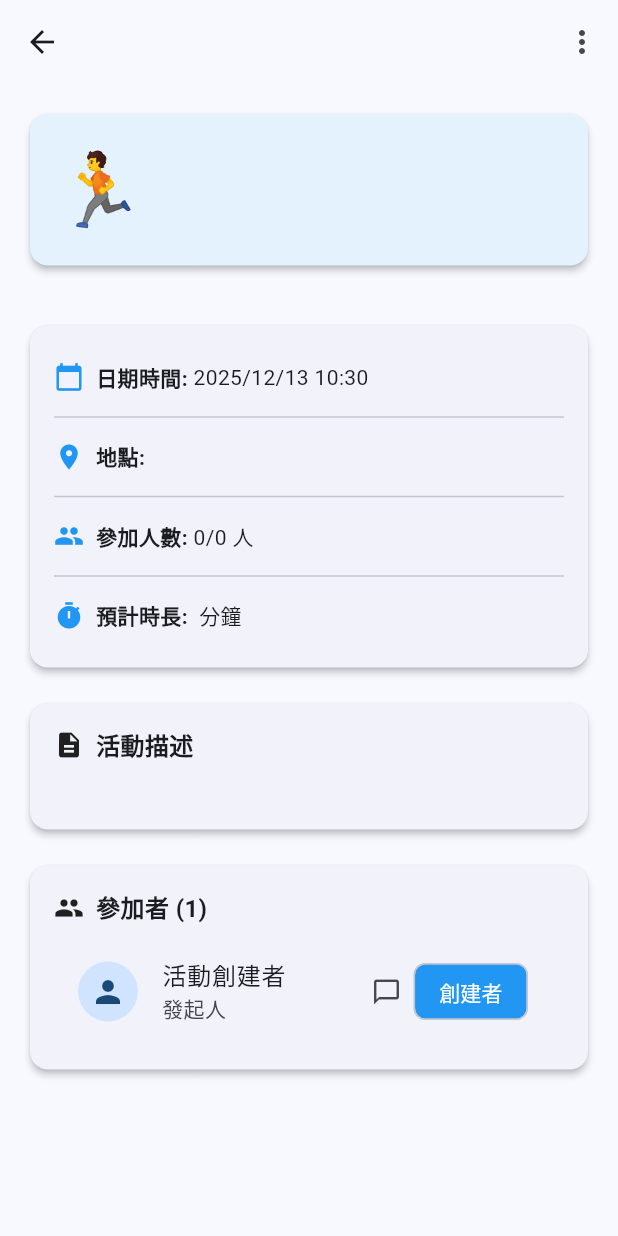
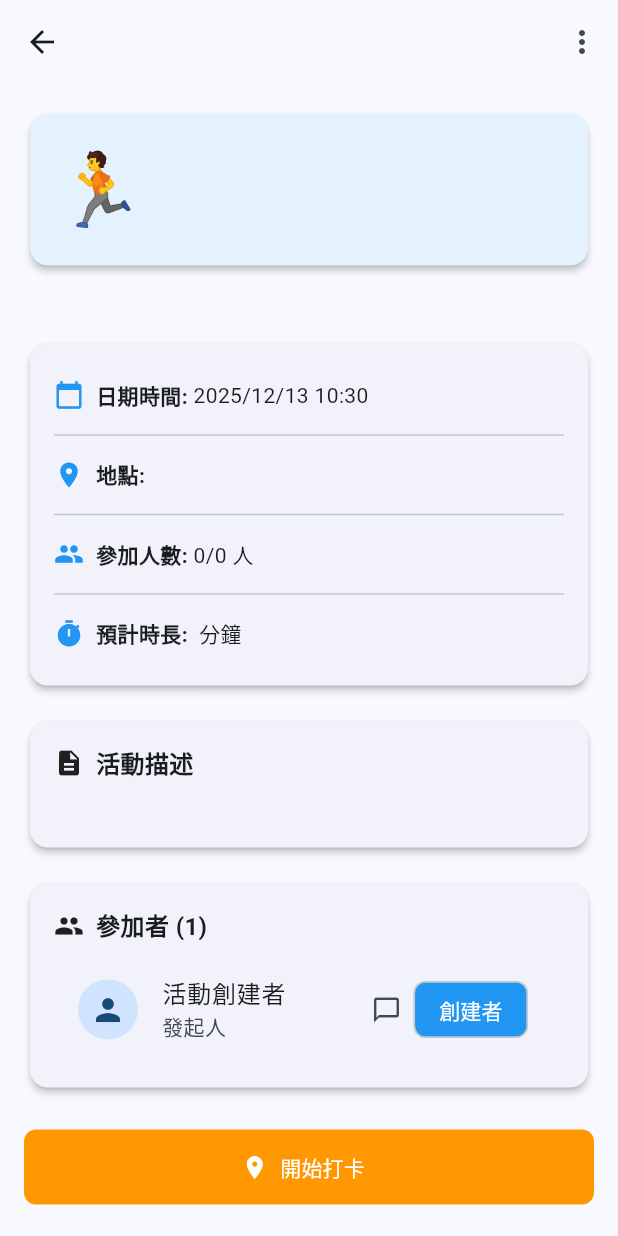
Before and after one commit to woizhicheng0309/TeamMate, a Flutter app: the ActivityDetailScreen screen opened directly with empty values, on a phone screen of 412 x 824 dp. Run offline on Flutter 3.47's test engine with Material 3 defaults, Android fonts, the phone set to English and light mode, and no system bars; our stand-ins replace flutter_dotenv, geocoding, geolocator, google_maps_flutter, package_info_plus, supabase_flutter; missing offline and left inert: onesignal_flutter; accounts and stored records are empty; network calls fail.

Commit message:
feat: add check-in buttons and status display to ActivityDetailScreen

```diff
--- a/lib/screens/activity_detail_screen.dart
+++ b/lib/screens/activity_detail_screen.dart
@@ -6,7 +6,10 @@ import '../services/database_service.dart';
 import '../services/chat_service.dart';
 import '../services/auth_service.dart';
 import '../services/overpass_service.dart';
+import '../services/check_in_service.dart';
 import 'chat_screen.dart';
+import 'creator_check_in_screen.dart';
+import 'participant_check_in_screen.dart';
 
 class ActivityDetailScreen extends StatefulWidget {
   final Activity activity;
@@ -21,6 +24,7 @@ class _ActivityDetailScreenState extends State<ActivityDetailScreen> {
   final DatabaseService _databaseService = DatabaseService();
   final ChatService _chatService = ChatService();
   final AuthService _authService = AuthService();
+  final CheckInService _checkInService = CheckInService();
 
   bool _isJoining = false;
   bool _hasJoined = false;
@@ -473,6 +477,32 @@ class _ActivityDetailScreenState extends State<ActivityDetailScreen> {
             ),
           const SizedBox(height: 16),
 
+          // 打卡狀態顯示
+          if (widget.activity.creatorCheckedIn)
+            Card(
+              color: Colors.green.shade50,
+              child: Padding(
+                padding: const EdgeInsets.all(12),
+                child: Row(
+                  children: [
+                    Icon(Icons.check_circle, color: Colors.green),
+                    const SizedBox(width: 12),
+                    Expanded(
+                      child: Text(
+                        '創建者已打卡 - 密碼: ${widget.activity.checkInCode}',
+                        style: const TextStyle(
+                          color: Colors.green,
+                          fontWeight: FontWeight.w500,
+                          fontSize: 14,
+                        ),
+                      ),
+                    ),
+                  ],
+                ),
+              ),
+            ),
+          const SizedBox(height: 12),
+
           // 活動詳情
           Card(
             child: Padding(
@@ -679,6 +709,56 @@ class _ActivityDetailScreenState extends State<ActivityDetailScreen> {
             const SizedBox(height: 16),
           ],
 
+          // 打卡按鈕（創建者）
+          if (isCreator && widget.activity.eventDate.isBefore(DateTime.now().add(const Duration(hours: 1))))
+            SizedBox(
+              height: 50,
+              child: ElevatedButton.icon(
+                onPressed: () {
+                  Navigator.push(
+                    context,
+                    MaterialPageRoute(
+                      builder: (context) => CreatorCheckInScreen(
+                        activity: widget.activity,
+                      ),
+                    ),
+                  );
+                },
+                icon: const Icon(Icons.location_on),
+                label: const Text('開始打卡'),
+                style: ElevatedButton.styleFrom(
+                  backgroundColor: Colors.orange,
+                  foregroundColor: Colors.white,
+                ),
+              ),
+            ),
+
+          // 打卡確認按鈕（參與者）
+          if (!isCreator && _hasJoined && widget.activity.eventDate.isBefore(DateTime.now().add(const Duration(hours: 1))))
+            SizedBox(
+              height: 50,
+              child: ElevatedButton.icon(
+                onPressed: () {
+                  Navigator.push(
+                    context,
+                    MaterialPageRoute(
+                      builder: (context) => ParticipantCheckInScreen(
+                        activity: widget.activity,
+                      ),
+                    ),
+                  );
+                },
+                icon: const Icon(Icons.verified_user),
+                label: const Text('確認打卡'),
+                style: ElevatedButton.styleFrom(
+                  backgroundColor: Colors.green,
+                  foregroundColor: Colors.white,
+                ),
+              ),
+            ),
+
+          const SizedBox(height: 16),
+
           // 加入/退出按鈕
           if (!isCreator)
             SizedBox(
```
